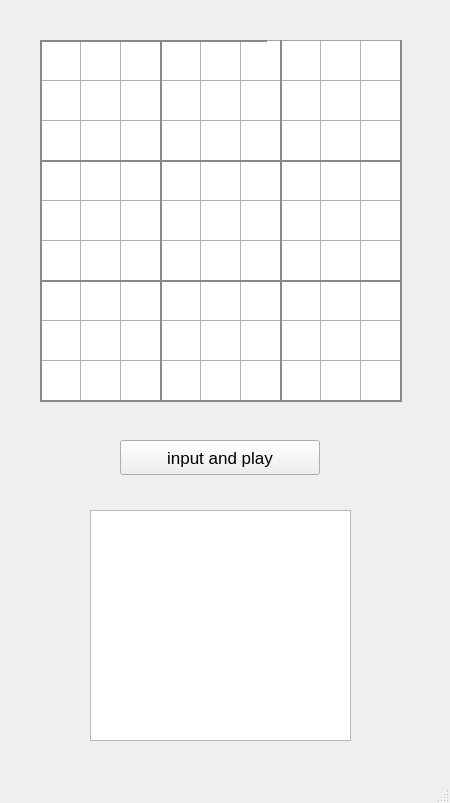
This is sudoku/custom.ui in axwl03/2018-pd2-Project2 as Qt 5 draws it before an edit. The edited form follows.
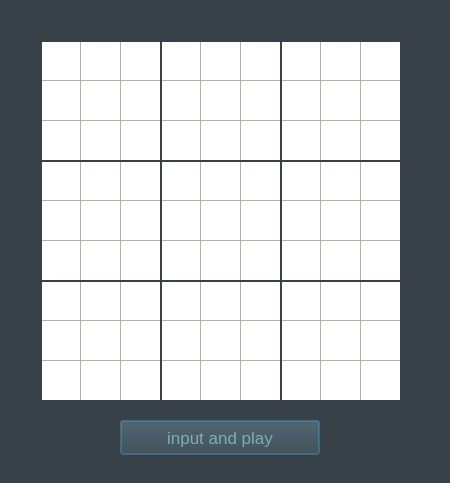
This is the edited form.

Commit message: set new color; record score

```diff
--- a/sudoku/custom.ui
+++ b/sudoku/custom.ui
@@ -7,9 +7,73 @@
     <x>0</x>
     <y>0</y>
     <width>450</width>
-    <height>803</height>
+    <height>483</height>
    </rect>
   </property>
+  <property name="palette">
+   <palette>
+    <active>
+     <colorrole role="Base">
+      <brush brushstyle="SolidPattern">
+       <color alpha="255">
+        <red>255</red>
+        <green>255</green>
+        <blue>255</blue>
+       </color>
+      </brush>
+     </colorrole>
+     <colorrole role="Window">
+      <brush brushstyle="SolidPattern">
+       <color alpha="255">
+        <red>55</red>
+        <green>65</green>
+        <blue>71</blue>
+       </color>
+      </brush>
+     </colorrole>
+    </active>
+    <inactive>
+     <colorrole role="Base">
+      <brush brushstyle="SolidPattern">
+       <color alpha="255">
+        <red>255</red>
+        <green>255</green>
+        <blue>255</blue>
+       </color>
+      </brush>
+     </colorrole>
+     <colorrole role="Window">
+      <brush brushstyle="SolidPattern">
+       <color alpha="255">
+        <red>55</red>
+        <green>65</green>
+        <blue>71</blue>
+       </color>
+      </brush>
+     </colorrole>
+    </inactive>
+    <disabled>
+     <colorrole role="Base">
+      <brush brushstyle="SolidPattern">
+       <color alpha="255">
+        <red>55</red>
+        <green>65</green>
+        <blue>71</blue>
+       </color>
+      </brush>
+     </colorrole>
+     <colorrole role="Window">
+      <brush brushstyle="SolidPattern">
+       <color alpha="255">
+        <red>55</red>
+        <green>65</green>
+        <blue>71</blue>
+       </color>
+      </brush>
+     </colorrole>
+    </disabled>
+   </palette>
+  </property>
   <property name="windowTitle">
    <string>MainWindow</string>
   </property>
@@ -1260,9 +1324,9 @@
        <colorrole role="WindowText">
         <brush brushstyle="SolidPattern">
          <color alpha="255">
-          <red>136</red>
-          <green>138</green>
-          <blue>133</blue>
+          <red>55</red>
+          <green>65</green>
+          <blue>71</blue>
          </color>
         </brush>
        </colorrole>
@@ -1397,9 +1461,9 @@
        <colorrole role="WindowText">
         <brush brushstyle="SolidPattern">
          <color alpha="255">
-          <red>136</red>
-          <green>138</green>
-          <blue>133</blue>
+          <red>55</red>
+          <green>65</green>
+          <blue>71</blue>
          </color>
         </brush>
        </colorrole>
@@ -1534,9 +1598,9 @@
        <colorrole role="WindowText">
         <brush brushstyle="SolidPattern">
          <color alpha="255">
-          <red>211</red>
-          <green>215</green>
-          <blue>207</blue>
+          <red>190</red>
+          <green>190</green>
+          <blue>190</blue>
          </color>
         </brush>
        </colorrole>
@@ -1697,9 +1761,9 @@
        <colorrole role="WindowText">
         <brush brushstyle="SolidPattern">
          <color alpha="255">
-          <red>136</red>
-          <green>138</green>
-          <blue>133</blue>
+          <red>55</red>
+          <green>65</green>
+          <blue>71</blue>
          </color>
         </brush>
        </colorrole>
@@ -1726,9 +1790,9 @@
        <colorrole role="WindowText">
         <brush brushstyle="SolidPattern">
          <color alpha="255">
-          <red>136</red>
-          <green>138</green>
-          <blue>133</blue>
+          <red>55</red>
+          <green>65</green>
+          <blue>71</blue>
          </color>
         </brush>
        </colorrole>
@@ -1807,9 +1871,9 @@
        <colorrole role="WindowText">
         <brush brushstyle="SolidPattern">
          <color alpha="255">
-          <red>136</red>
-          <green>138</green>
-          <blue>133</blue>
+          <red>55</red>
+          <green>65</green>
+          <blue>71</blue>
          </color>
         </brush>
        </colorrole>
@@ -1944,9 +2008,9 @@
        <colorrole role="WindowText">
         <brush brushstyle="SolidPattern">
          <color alpha="255">
-          <red>136</red>
-          <green>138</green>
-          <blue>133</blue>
+          <red>55</red>
+          <green>65</green>
+          <blue>71</blue>
          </color>
         </brush>
        </colorrole>
@@ -2081,9 +2145,9 @@
        <colorrole role="WindowText">
         <brush brushstyle="SolidPattern">
          <color alpha="255">
-          <red>211</red>
-          <green>215</green>
-          <blue>207</blue>
+          <red>190</red>
+          <green>190</green>
+          <blue>190</blue>
          </color>
         </brush>
        </colorrole>
@@ -2244,9 +2308,9 @@
        <colorrole role="WindowText">
         <brush brushstyle="SolidPattern">
          <color alpha="255">
-          <red>136</red>
-          <green>138</green>
-          <blue>133</blue>
+          <red>55</red>
+          <green>65</green>
+          <blue>71</blue>
          </color>
         </brush>
        </colorrole>
@@ -2381,9 +2445,9 @@
        <colorrole role="WindowText">
         <brush brushstyle="SolidPattern">
          <color alpha="255">
-          <red>136</red>
-          <green>138</green>
-          <blue>133</blue>
+          <red>55</red>
+          <green>65</green>
+          <blue>71</blue>
          </color>
         </brush>
        </colorrole>
@@ -2518,9 +2582,9 @@
        <colorrole role="WindowText">
         <brush brushstyle="SolidPattern">
          <color alpha="255">
-          <red>211</red>
-          <green>215</green>
-          <blue>207</blue>
+          <red>190</red>
+          <green>190</green>
+          <blue>190</blue>
          </color>
         </brush>
        </colorrole>
@@ -2681,9 +2745,9 @@
        <colorrole role="WindowText">
         <brush brushstyle="SolidPattern">
          <color alpha="255">
-          <red>136</red>
-          <green>138</green>
-          <blue>133</blue>
+          <red>55</red>
+          <green>65</green>
+          <blue>71</blue>
          </color>
         </brush>
        </colorrole>
@@ -2710,9 +2774,9 @@
        <colorrole role="WindowText">
         <brush brushstyle="SolidPattern">
          <color alpha="255">
-          <red>136</red>
-          <green>138</green>
-          <blue>133</blue>
+          <red>55</red>
+          <green>65</green>
+          <blue>71</blue>
          </color>
         </brush>
        </colorrole>
@@ -2791,9 +2855,9 @@
        <colorrole role="WindowText">
         <brush brushstyle="SolidPattern">
          <color alpha="255">
-          <red>136</red>
-          <green>138</green>
-          <blue>133</blue>
+          <red>55</red>
+          <green>65</green>
+          <blue>71</blue>
          </color>
         </brush>
        </colorrole>
@@ -2820,9 +2884,9 @@
        <colorrole role="WindowText">
         <brush brushstyle="SolidPattern">
          <color alpha="255">
-          <red>136</red>
-          <green>138</green>
-          <blue>133</blue>
+          <red>55</red>
+          <green>65</green>
+          <blue>71</blue>
          </color>
         </brush>
        </colorrole>
@@ -2901,9 +2965,9 @@
        <colorrole role="WindowText">
         <brush brushstyle="SolidPattern">
          <color alpha="255">
-          <red>136</red>
-          <green>138</green>
-          <blue>133</blue>
+          <red>55</red>
+          <green>65</green>
+          <blue>71</blue>
          </color>
         </brush>
        </colorrole>
@@ -2930,9 +2994,9 @@
        <colorrole role="WindowText">
         <brush brushstyle="SolidPattern">
          <color alpha="255">
-          <red>136</red>
-          <green>138</green>
-          <blue>133</blue>
+          <red>55</red>
+          <green>65</green>
+          <blue>71</blue>
          </color>
         </brush>
        </colorrole>
@@ -3001,7 +3065,7 @@
      <rect>
       <x>40</x>
       <y>40</y>
-      <width>227</width>
+      <width>362</width>
       <height>2</height>
      </rect>
     </property>
@@ -3011,9 +3075,9 @@
        <colorrole role="WindowText">
         <brush brushstyle="SolidPattern">
          <color alpha="255">
-          <red>136</red>
-          <green>138</green>
-          <blue>133</blue>
+          <red>55</red>
+          <green>65</green>
+          <blue>71</blue>
          </color>
         </brush>
        </colorrole>
@@ -3148,9 +3212,9 @@
        <colorrole role="WindowText">
         <brush brushstyle="SolidPattern">
          <color alpha="255">
-          <red>136</red>
-          <green>138</green>
-          <blue>133</blue>
+          <red>55</red>
+          <green>65</green>
+          <blue>71</blue>
          </color>
         </brush>
        </colorrole>
@@ -3285,9 +3349,9 @@
        <colorrole role="WindowText">
         <brush brushstyle="SolidPattern">
          <color alpha="255">
-          <red>211</red>
-          <green>215</green>
-          <blue>207</blue>
+          <red>190</red>
+          <green>190</green>
+          <blue>190</blue>
          </color>
         </brush>
        </colorrole>
@@ -3433,25 +3497,79 @@
      <enum>Qt::Horizontal</enum>
     </property>
    </widget>
-   <widget class="QTextEdit" name="textEdit">
-    <property name="geometry">
-     <rect>
-      <x>90</x>
-      <y>510</y>
-      <width>261</width>
-      <height>231</height>
-     </rect>
-    </property>
-   </widget>
    <widget class="QPushButton" name="inputButton">
     <property name="geometry">
      <rect>
       <x>120</x>
-      <y>440</y>
+      <y>420</y>
       <width>200</width>
       <height>35</height>
      </rect>
     </property>
+    <property name="palette">
+     <palette>
+      <active>
+       <colorrole role="Button">
+        <brush brushstyle="SolidPattern">
+         <color alpha="255">
+          <red>55</red>
+          <green>65</green>
+          <blue>71</blue>
+         </color>
+        </brush>
+       </colorrole>
+       <colorrole role="ButtonText">
+        <brush brushstyle="SolidPattern">
+         <color alpha="255">
+          <red>124</red>
+          <green>176</green>
+          <blue>176</blue>
+         </color>
+        </brush>
+       </colorrole>
+      </active>
+      <inactive>
+       <colorrole role="Button">
+        <brush brushstyle="SolidPattern">
+         <color alpha="255">
+          <red>55</red>
+          <green>65</green>
+          <blue>71</blue>
+         </color>
+        </brush>
+       </colorrole>
+       <colorrole role="ButtonText">
+        <brush brushstyle="SolidPattern">
+         <color alpha="255">
+          <red>124</red>
+          <green>176</green>
+          <blue>176</blue>
+         </color>
+        </brush>
+       </colorrole>
+      </inactive>
+      <disabled>
+       <colorrole role="Button">
+        <brush brushstyle="SolidPattern">
+         <color alpha="255">
+          <red>55</red>
+          <green>65</green>
+          <blue>71</blue>
+         </color>
+        </brush>
+       </colorrole>
+       <colorrole role="ButtonText">
+        <brush brushstyle="SolidPattern">
+         <color alpha="255">
+          <red>190</red>
+          <green>190</green>
+          <blue>190</blue>
+         </color>
+        </brush>
+       </colorrole>
+      </disabled>
+     </palette>
+    </property>
     <property name="font">
      <font>
       <pointsize>13</pointsize>
@@ -3460,6 +3578,15 @@
     <property name="text">
      <string>input and play</string>
     </property>
+    <property name="autoDefault">
+     <bool>false</bool>
+    </property>
+    <property name="default">
+     <bool>true</bool>
+    </property>
+    <property name="flat">
+     <bool>false</bool>
+    </property>
    </widget>
   </widget>
   <widget class="QMenuBar" name="menubar">
@@ -3472,7 +3599,6 @@
     </rect>
    </property>
   </widget>
-  <widget class="QStatusBar" name="statusbar"/>
  </widget>
  <resources/>
  <connections/>
```
The commit also changes 12 other files.
